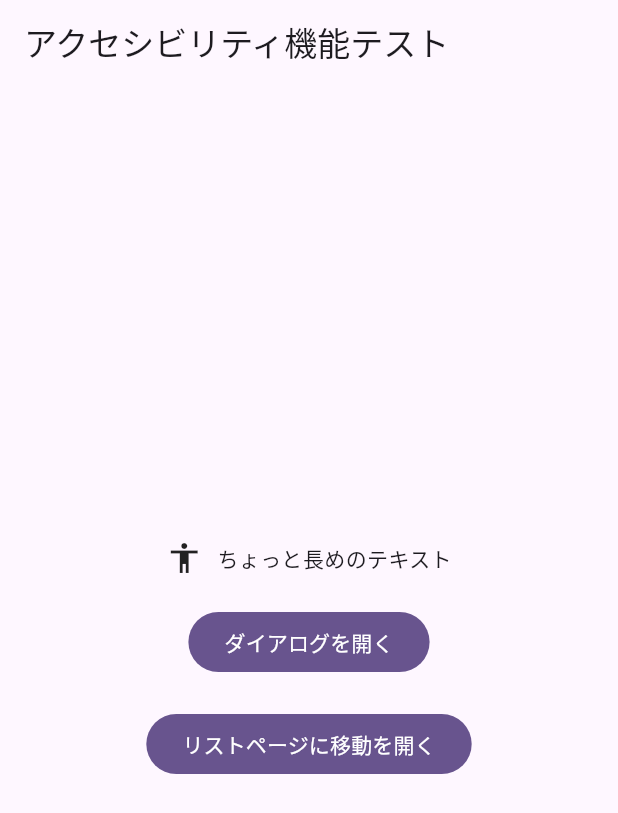
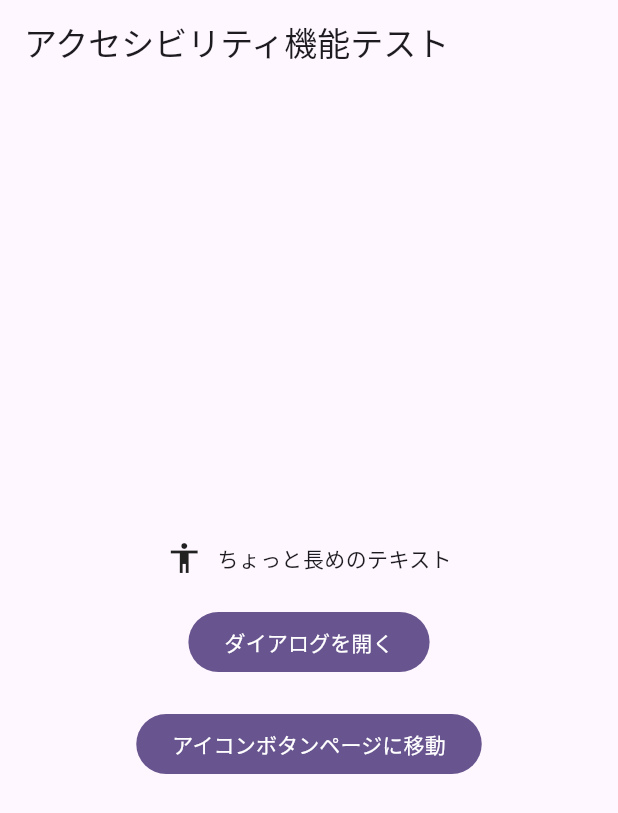
Before and after one commit to cotlra/dialog-a11y-test, a Flutter app: the screen it shows after launch, on a phone screen of 412 x 824 dp. Shown: the top 813 px of the screen. Run offline on Flutter 3.47's test engine with Material 3 defaults, Android fonts, the light colour scheme and no system bars.

Commit message:
ボタンのラベルを修正

```diff
--- a/lib/main.dart
+++ b/lib/main.dart
@@ -69,7 +69,7 @@ class _MyHomePageState extends State<MyHomePage> {
             SizedBox(height: 20,),
             FilledButton(
               onPressed: _moveToListPage,
-              child: Text('リストページに移動を開く'),
+              child: Text('アイコンボタンページに移動'),
             ),
           ],
         ),
```
